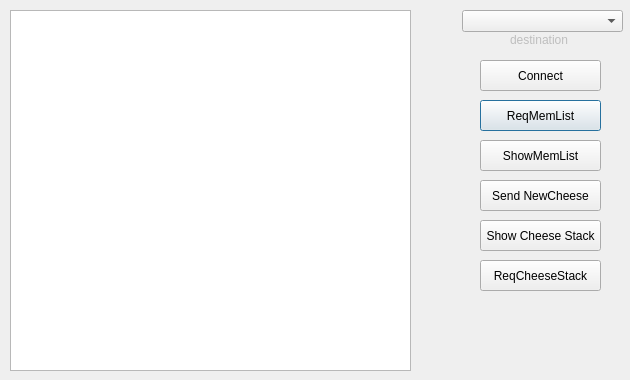
First picture: the form in code/clientapp.ui, repository doantumy/Blockchain, before the edit.
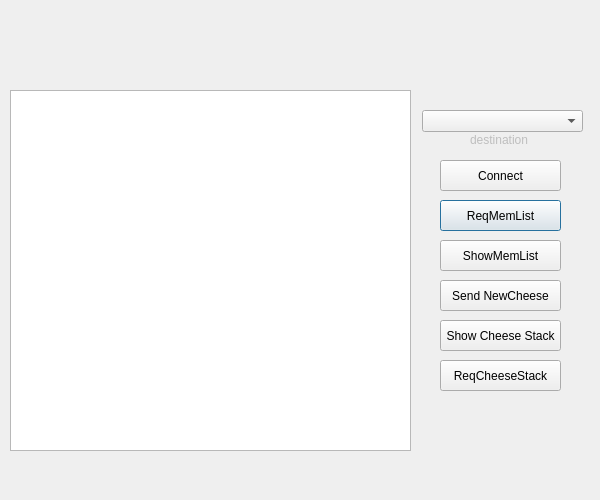
Second picture: the form after the edit. Icons and pictures are not drawn.

Commit message: add background images

```diff
--- a/code/clientapp.ui
+++ b/code/clientapp.ui
@@ -6,22 +6,28 @@
    <rect>
     <x>0</x>
     <y>0</y>
-    <width>630</width>
-    <height>380</height>
+    <width>600</width>
+    <height>500</height>
    </rect>
   </property>
   <property name="windowTitle">
    <string>Client Application</string>
   </property>
+  <property name="styleSheet">
+   <string notr="true"/>
+  </property>
   <widget class="QTextEdit" name="chat">
    <property name="geometry">
     <rect>
      <x>10</x>
-     <y>10</y>
+     <y>90</y>
      <width>401</width>
      <height>361</height>
     </rect>
    </property>
+   <property name="styleSheet">
+    <string notr="true"/>
+   </property>
    <property name="readOnly">
     <bool>true</bool>
    </property>
@@ -29,8 +35,8 @@
   <widget class="QPushButton" name="ReqMemList">
    <property name="geometry">
     <rect>
-     <x>480</x>
-     <y>100</y>
+     <x>440</x>
+     <y>200</y>
      <width>121</width>
      <height>31</height>
     </rect>
@@ -42,8 +48,8 @@
   <widget class="QPushButton" name="btnConnect">
    <property name="geometry">
     <rect>
-     <x>480</x>
-     <y>60</y>
+     <x>440</x>
+     <y>160</y>
      <width>121</width>
      <height>31</height>
     </rect>
@@ -55,8 +61,8 @@
   <widget class="QComboBox" name="destination">
    <property name="geometry">
     <rect>
-     <x>462</x>
-     <y>10</y>
+     <x>422</x>
+     <y>110</y>
      <width>161</width>
      <height>22</height>
     </rect>
@@ -68,8 +74,8 @@
    </property>
    <property name="geometry">
     <rect>
-     <x>510</x>
-     <y>30</y>
+     <x>470</x>
+     <y>130</y>
      <width>61</width>
      <height>20</height>
     </rect>
@@ -81,8 +87,8 @@
   <widget class="QPushButton" name="showMemList">
    <property name="geometry">
     <rect>
-     <x>480</x>
-     <y>140</y>
+     <x>440</x>
+     <y>240</y>
      <width>121</width>
      <height>31</height>
     </rect>
@@ -94,8 +100,8 @@
   <widget class="QPushButton" name="btnSendCheese">
    <property name="geometry">
     <rect>
-     <x>480</x>
-     <y>180</y>
+     <x>440</x>
+     <y>280</y>
      <width>121</width>
      <height>31</height>
     </rect>
@@ -107,8 +113,8 @@
   <widget class="QPushButton" name="btnShowCS">
    <property name="geometry">
     <rect>
-     <x>480</x>
-     <y>220</y>
+     <x>440</x>
+     <y>320</y>
      <width>121</width>
      <height>31</height>
     </rect>
@@ -120,8 +126,8 @@
   <widget class="QPushButton" name="btnReqCS">
    <property name="geometry">
     <rect>
-     <x>480</x>
-     <y>260</y>
+     <x>440</x>
+     <y>360</y>
      <width>121</width>
      <height>31</height>
     </rect>
@@ -130,6 +136,32 @@
     <string>ReqCheeseStack</string>
    </property>
   </widget>
+  <widget class="QLabel" name="background">
+   <property name="geometry">
+    <rect>
+     <x>0</x>
+     <y>0</y>
+     <width>600</width>
+     <height>500</height>
+    </rect>
+   </property>
+   <property name="styleSheet">
+    <string notr="true">background: url(E:/MLDM/Computer Networks/2018-net-f/img/bg.png)</string>
+   </property>
+   <property name="text">
+    <string/>
+   </property>
+  </widget>
+  <zorder>background</zorder>
+  <zorder>chat</zorder>
+  <zorder>ReqMemList</zorder>
+  <zorder>btnConnect</zorder>
+  <zorder>destination</zorder>
+  <zorder>desToSend</zorder>
+  <zorder>showMemList</zorder>
+  <zorder>btnSendCheese</zorder>
+  <zorder>btnShowCS</zorder>
+  <zorder>btnReqCS</zorder>
  </widget>
  <resources/>
  <connections/>
```
The commit also changes 7 other files.
